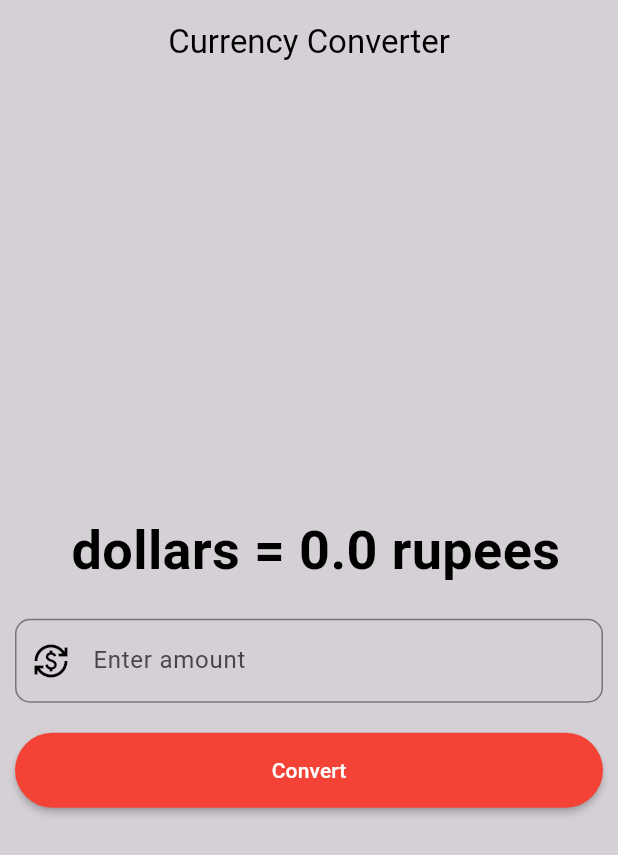
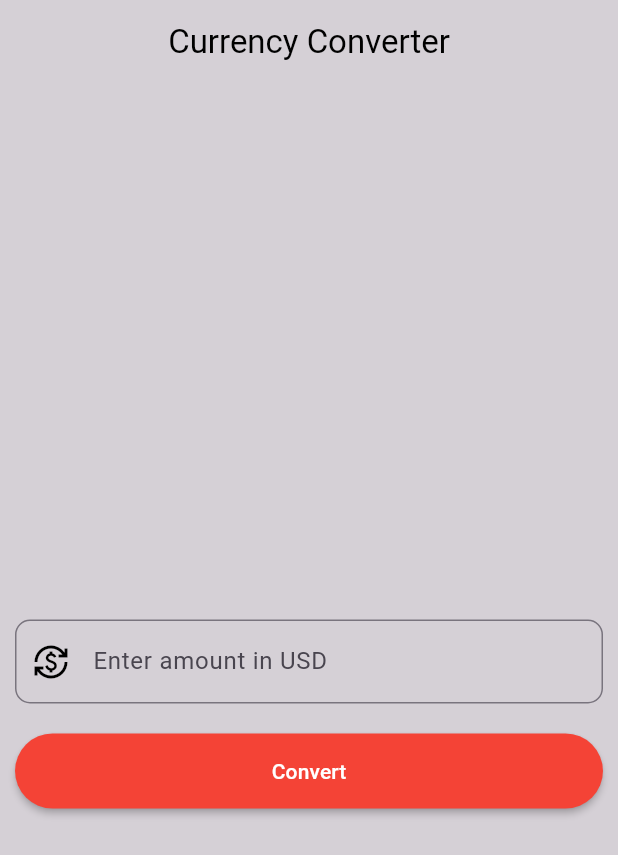
Before and after one commit to SumanKumarChava/Flutter_SampleApp, a Flutter app: the screen it shows after launch, after a tap on "Convert", on a phone screen of 412 x 824 dp. Shown: the top 855 px of the screen. Run offline on Flutter 3.47's test engine with Material 3 defaults, Android fonts, the phone set to English and light mode, and no system bars.

Commit message:
Final code cleanup and some bug fixes

```diff
--- a/lib/Constants/app_constants.dart
+++ b/lib/Constants/app_constants.dart
@@ -1 +1 @@
-const double dollarConversionValue = 81;
+const dollarToRupeeConversionValue = 81;
--- a/lib/Constants/color_constants.dart
+++ b/lib/Constants/color_constants.dart
@@ -1,8 +1,8 @@
 import 'package:flutter/material.dart';
 
-const Color pageBackgroundColor = Color.fromRGBO(50, 50, 50, 0.2);
-const Color pageForegroundColor = Colors.black;
-const Color iconColor = Colors.black;
-const Color textColor = Colors.black;
-const Color buttonBackgroundColor = Colors.red;
-const Color buttonForegroundColor = Colors.white;
+const pageBackgroundColor = Color.fromRGBO(50, 50, 50, 0.2);
+const pageForegroundColor = Colors.black;
+const iconColor = Colors.black;
+const textColor = Colors.black;
+const buttonBackgroundColor = Colors.red;
+const buttonForegroundColor = Colors.white;
--- a/lib/pages/currency_converter_materialpage.dart
+++ b/lib/pages/currency_converter_materialpage.dart
@@ -34,7 +34,7 @@ class _CurrencyConverterMaterialpage1State
                 padding: const EdgeInsets.all(10.0),
                 child: Text(
                   textAlign: TextAlign.center,
-                  "${_controller.text} dollars = ${result.toString()} rupees",
+                  getConvertedValue(),
                   textDirection: TextDirection.ltr,
                   style: const TextStyle(
                       color: textColor,
@@ -54,7 +54,7 @@ class _CurrencyConverterMaterialpage1State
                     ),
                     prefixIcon: Icon(Icons.currency_exchange),
                     prefixIconColor: iconColor,
-                    labelText: "Enter amount",
+                    labelText: "Enter amount in USD",
                   ),
                   style: const TextStyle(
                     color: textColor,
@@ -72,8 +72,10 @@ class _CurrencyConverterMaterialpage1State
                     ),
                     onPressed: () => {
                           setState(() {
-                            result = double.parse(_controller.text) *
-                                dollarConversionValue;
+                            if (_controller.text.isNotEmpty) {
+                              result = double.parse(_controller.text) *
+                                  dollarToRupeeConversionValue;
+                            }
                           }),
                         },
                     child: const Text("Convert")),
@@ -84,4 +86,11 @@ class _CurrencyConverterMaterialpage1State
       ),
     );
   }
+
+  String getConvertedValue() {
+    if (_controller.text.isEmpty) {
+      return "";
+    }
+    return "${_controller.text} dollars = ${result.toString()} rupees";
+  }
 }
```
